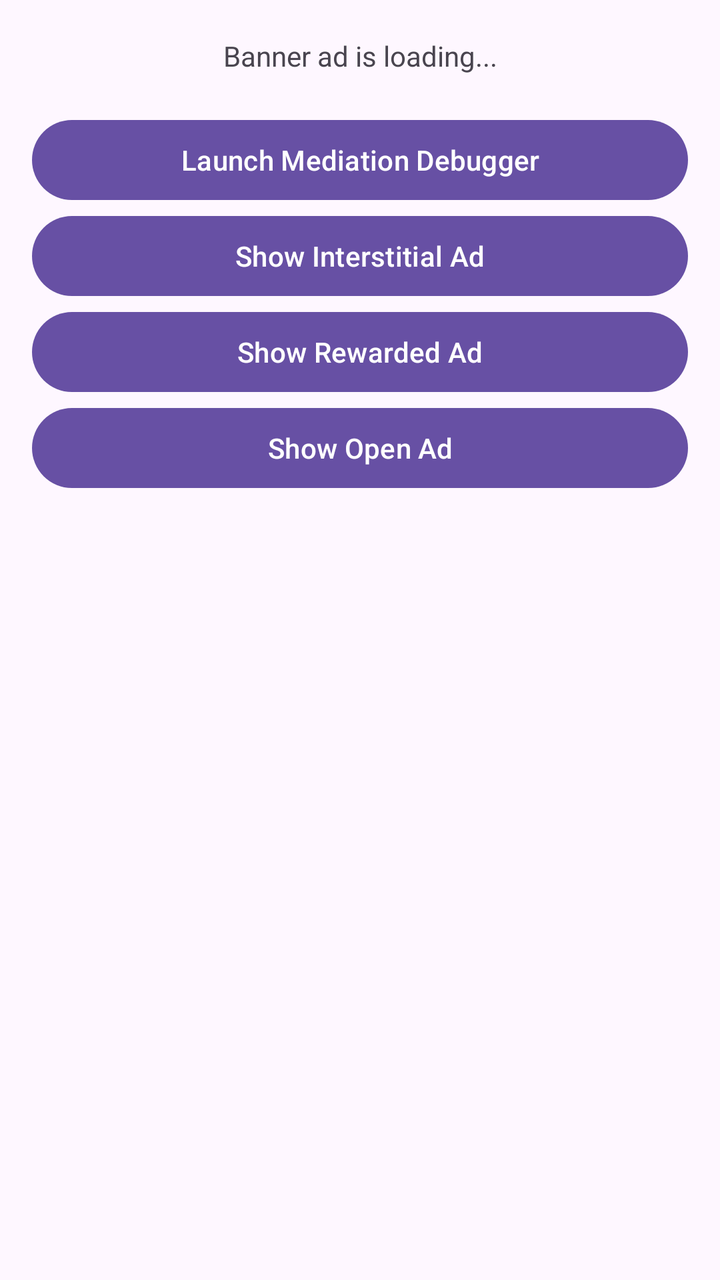
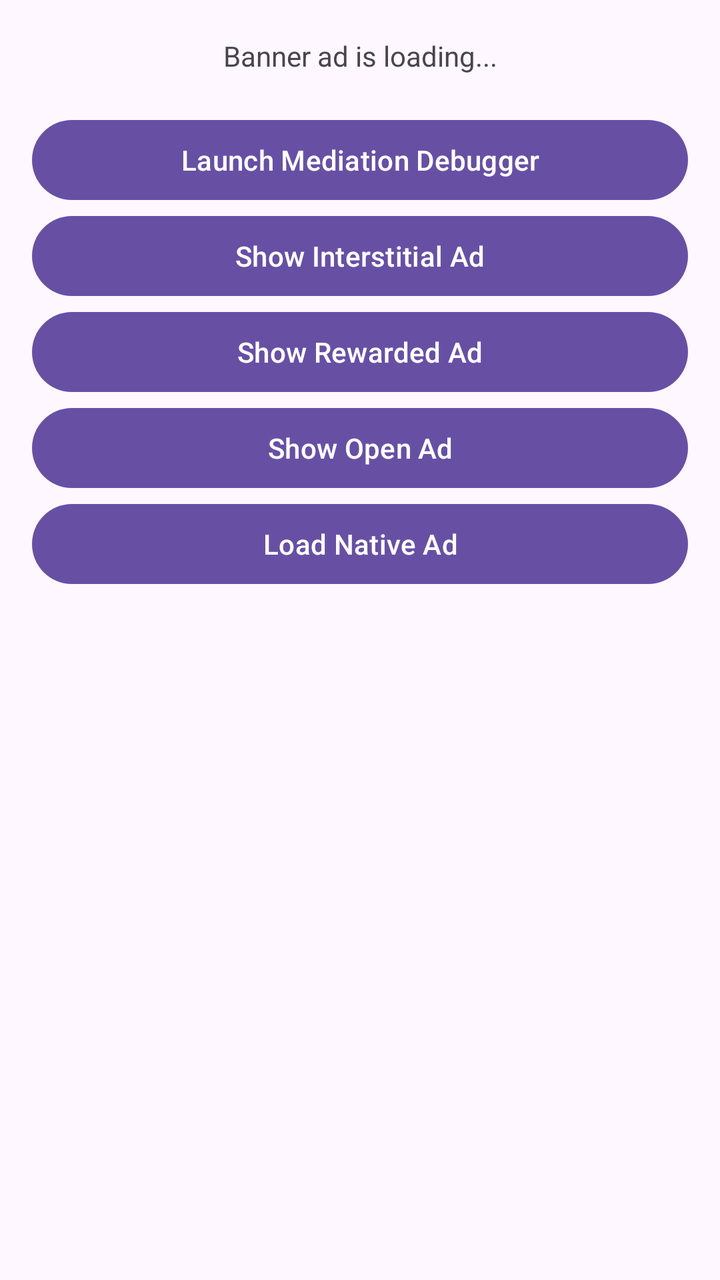

Screens rendered from an Android XML layout before and after an edit, with the pre-edit source and the edit as a unified diff.
<!-- AndroidManifest.xml: application theme Theme.MultipeAd -->
<!-- res/layout/activity_main.xml -->
<?xml version="1.0" encoding="utf-8"?>
<LinearLayout xmlns:android="http://schemas.android.com/apk/res/android"
    xmlns:app="http://schemas.android.com/apk/res-auto"
    xmlns:tools="http://schemas.android.com/tools"
    android:id="@+id/main"
    android:layout_width="match_parent"
    android:layout_height="match_parent"
    android:orientation="vertical"
    tools:context=".MainActivity">

    <FrameLayout
        android:id="@+id/fl_banner_ad"
        android:layout_width="match_parent"
        android:layout_height="56dp">

        <TextView
            android:id="@+id/tv_banner_ad_is_loading"
            android:layout_width="match_parent"
            android:layout_height="wrap_content"
            android:layout_gravity="center"
            android:gravity="center"
            android:text="Banner ad is loading..." />

    </FrameLayout>

    <Button
        android:id="@+id/btn_launch_mediation_debugger"
        android:layout_width="match_parent"
        android:layout_height="wrap_content"
        android:layout_marginHorizontal="16dp"
        android:text="Launch Mediation Debugger" />

    <Button
        android:id="@+id/btn_show_interstitial_ad"
        android:layout_width="match_parent"
        android:layout_height="wrap_content"
        android:layout_marginHorizontal="16dp"
        android:text="Show Interstitial Ad" />

    <Button
        android:id="@+id/btn_show_rewarded_ad"
        android:layout_width="match_parent"
        android:layout_height="wrap_content"
        android:layout_marginHorizontal="16dp"
        android:text="Show Rewarded Ad" />

    <Button
        android:id="@+id/btn_show_open_ad"
        android:layout_width="match_parent"
        android:layout_height="wrap_content"
        android:layout_marginHorizontal="16dp"
        android:text="Show Open Ad" />

    <androidx.recyclerview.widget.RecyclerView
        android:id="@+id/rv_native_ads"
        android:layout_width="match_parent"
        android:layout_height="0dp"
        android:layout_weight="1"
        android:orientation="vertical"
        app:layoutManager="androidx.recyclerview.widget.LinearLayoutManager" />

</LinearLayout>
<!-- resources referenced by this layout -->
<resources>
  <style name="Theme.MultipeAd" parent="Base.Theme.MultipeAd" />
  <style name="Base.Theme.MultipeAd" parent="Theme.Material3.DayNight.NoActionBar">
          
          
      </style>
</resources>

<!-- the commit's change to res/layout/activity_main.xml (unified diff, before → after) -->
@@ -51,6 +51,13 @@
         android:layout_marginHorizontal="16dp"
         android:text="Show Open Ad" />
 
+    <Button
+        android:id="@+id/btn_load_native"
+        android:layout_width="match_parent"
+        android:layout_height="wrap_content"
+        android:layout_marginHorizontal="16dp"
+        android:text="Load Native Ad" />
+
     <androidx.recyclerview.widget.RecyclerView
         android:id="@+id/rv_native_ads"
         android:layout_width="match_parent"
